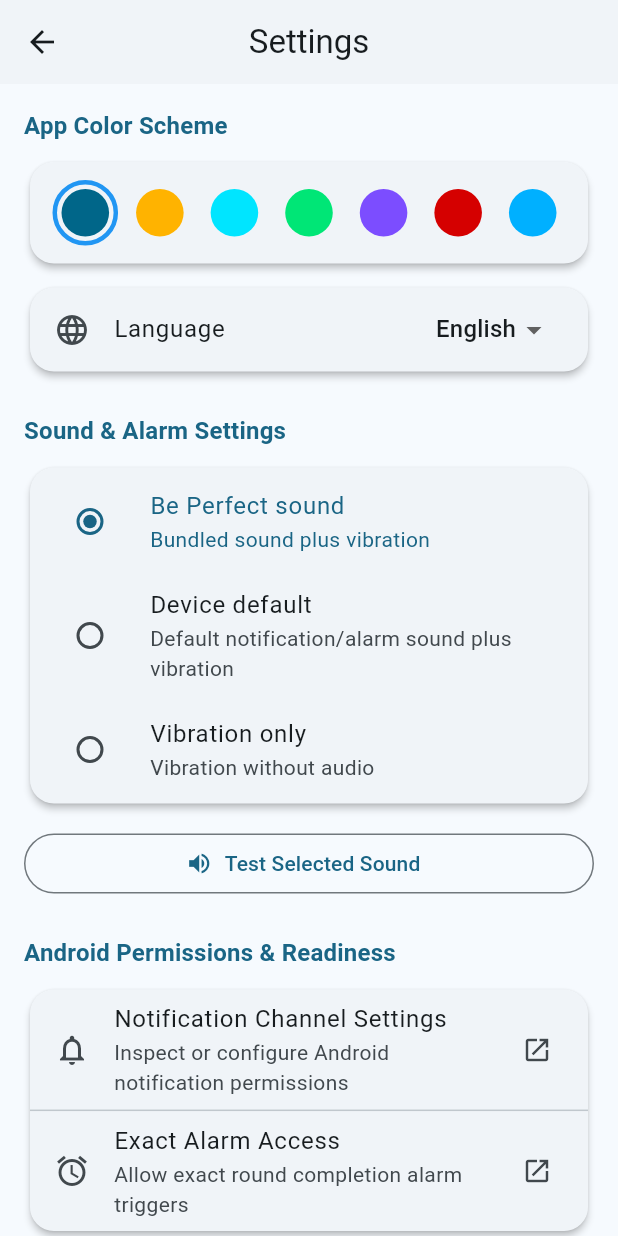
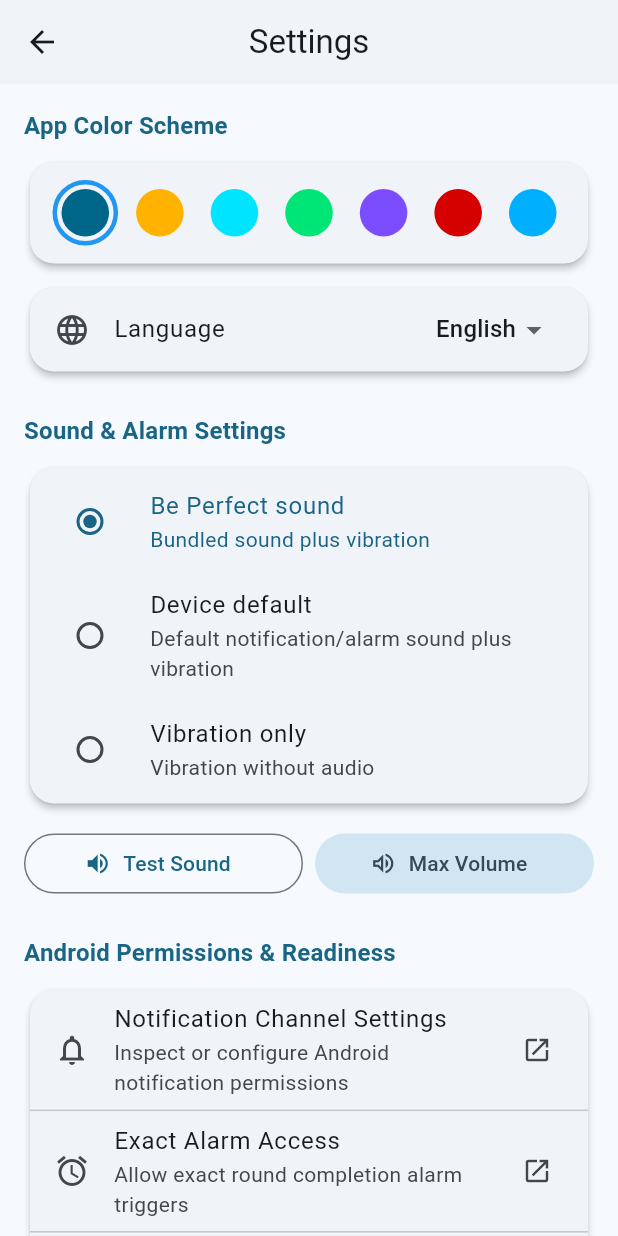
Before and after one commit to CyberBonk/Be-Perfect, a Flutter app: the screen it shows after launch, after a tap on the "settings" icon, on a phone screen of 412 x 824 dp. Run offline on Flutter 3.47's test engine with Material 3 defaults, Android fonts, the phone set to English and light mode, and no system bars; our stand-ins replace cloud_firestore, cloud_functions, firebase_auth, firebase_core, firebase_database, flutter_local_notifications and 4 more; missing offline and left inert: alarm, android_intent_plus, mobile_scanner, real_volume; accounts and stored records are empty.

Commit message:
Release v2.2.6: Bulletproof sound mode, volume enforcement & Huawei EMUI fix

```diff
--- /dev/null
+++ b/docs/releases/v2.2.6-SHA256SUMS.txt
@@ -0,0 +1,4 @@
+8a78cfe806ddfe97782a671caeace794e49b5ef24532f00820d7db42d97a2fa2  app-release.aab
+5b7a13d17995866a2fd58d60a05881343d61fdb443b82211ff257bd0acd23dd9  app-arm64-v8a-release.apk
+2a87e8cc915321d14439b2b1872924853619fa4f01e5590c2fd1818926323eeb  app-armeabi-v7a-release.apk
+6b13db6b4b491fab0aad2fe3c6b93d8b5ed7e82c7d9b17a8d41cfe460fa23624  app-x86_64-release.apk
--- a/lib/core/notifications/notification_channels.dart
+++ b/lib/core/notifications/notification_channels.dart
@@ -6,10 +6,10 @@ class NotificationChannels {
   static const String timerChannelDesc =
       'Ongoing silent event timer notification';
 
-  // v3 resets old OEM channel choices that were saved as vibration-only.
-  static const String announcementsChannelId = 'be_perfect_announcements_v3';
+  // v4 resets old OEM channel choices and guarantees loud audible announcements.
+  static const String announcementsChannelId = 'be_perfect_announcements_v4';
   static const String announcementsChannelName = 'Room announcements';
-  static const String standardChannelId = 'be_perfect_standard_v1';
+  static const String standardChannelId = 'be_perfect_standard_v2';
   static const String standardChannelName = 'Room updates';
 
   static Future<void> setupNotificationChannels(
@@ -32,13 +32,13 @@ class NotificationChannels {
       ),
     );
 
-    // 2. Announcements Channel
+    // 2. Announcements Channel (Highest Priority + Sound)
     await androidPlugin.createNotificationChannel(
       const AndroidNotificationChannel(
         announcementsChannelId,
         announcementsChannelName,
         description: 'Text announcements from the room controller',
-        importance: Importance.high,
+        importance: Importance.max,
         playSound: true,
         sound: RawResourceAndroidNotificationSound('be_perfect_round_alarm'),
         enableVibration: true,
@@ -50,7 +50,7 @@ class NotificationChannels {
         standardChannelId,
         standardChannelName,
         description: 'Normal room updates and time adjustments',
-        importance: Importance.high,
+        importance: Importance.max,
         playSound: true,
         enableVibration: true,
       ),
--- a/lib/features/rooms/join_room_dialog.dart
+++ b/lib/features/rooms/join_room_dialog.dart
@@ -1,8 +1,11 @@
+import 'dart:async';
 import 'package:flutter/material.dart';
 import 'package:flutter_riverpod/flutter_riverpod.dart';
 import '../../core/firebase/firebase_providers.dart';
 import '../../core/localization/app_locale.dart';
+import '../../core/models/sound_mode.dart';
 import '../../core/notifications/notification_service.dart';
+import '../../core/notifications/ringer_service.dart';
 import 'qr_scanner_page.dart';
 
 class JoinRoomDialog extends ConsumerStatefulWidget {
@@ -73,6 +76,9 @@ class _JoinRoomDialogState extends ConsumerState<JoinRoomDialog> {
       await ref.read(activeRoomPinProvider.notifier).update(null);
       await ref.read(userSectorNameProvider.notifier).update(res['sectorName']);
       await ref.read(activeRoomIdProvider.notifier).update(res['roomId']);
+      if (soundMode != SoundMode.vibrationOnly) {
+        unawaited(RingerService().forceSoundMode());
+      }
 
       if (mounted) {
         Navigator.of(context).pop();
--- a/lib/features/settings/settings_page.dart
+++ b/lib/features/settings/settings_page.dart
@@ -52,6 +52,27 @@ class _SettingsPageState extends ConsumerState<SettingsPage> {
           soundMode: soundMode,
           isArabic: context.isArabic,
         );
+  }
+
+  Future<void> _maximizeVolume() async {
+    await RingerService().forceSoundMode();
+    if (mounted) {
+      ScaffoldMessenger.of(context).showSnackBar(
+        SnackBar(
+          content: Text(
+            context.tr(
+              'Sound mode enabled and volume set to maximum.',
+              'تم تفعيل وضع الصوت وضبط مستوى الصوت على الحد الأقصى.',
+            ),
+          ),
+          duration: const Duration(seconds: 2),
+        ),
+      );
+    }
+  }
+
+  Future<void> _openDndSettings() async {
+    await RingerService().openDndSettings();
   }
 
   Future<void> _selectLanguage(String? languageCode) async {
@@ -227,12 +248,28 @@ class _SettingsPageState extends ConsumerState<SettingsPage> {
             ),
           ),
           const SizedBox(height: 12),
-          OutlinedButton.icon(
-            onPressed: () => _testSound(selectedSoundMode),
-            icon: const Icon(Icons.volume_up),
-            label: Text(
-              context.tr('Test Selected Sound', 'تجربة الصوت المحدد'),
-            ),
+          Row(
+            children: [
+              Expanded(
+                child: OutlinedButton.icon(
+                  onPressed: () => _testSound(selectedSoundMode),
+                  icon: const Icon(Icons.volume_up),
+                  label: Text(
+                    context.tr('Test Sound', 'تجربة الصوت'),
+                  ),
+                ),
+              ),
+              const SizedBox(width: 8),
+              Expanded(
+                child: FilledButton.tonalIcon(
+                  onPressed: _maximizeVolume,
+                  icon: const Icon(Icons.volume_up_outlined),
+                  label: Text(
+                    context.tr('Max Volume', 'أقصى صوت'),
+                  ),
+                ),
+              ),
+            ],
           ),
           const SizedBox(height: 24),
           Text(
@@ -280,6 +317,24 @@ class _SettingsPageState extends ConsumerState<SettingsPage> {
                   ),
                   trailing: const Icon(Icons.open_in_new, size: 20),
                   onTap: () => _openAndroidSettings(exactAlarm: true),
+                ),
+                const Divider(height: 1),
+                ListTile(
+                  leading: const Icon(Icons.do_not_disturb_on_outlined),
+                  title: Text(
+                    context.tr(
+                      'Do Not Disturb Access',
+                      'إذن تجاوز عدم الإزعاج',
+                    ),
+                  ),
+                  subtitle: Text(
+                    context.tr(
+                      'Allow auto-enabling sound mode & max volume on OEM skins',
+                      'السماح بضبط وضع الصوت والحد الأقصى تلقائيًا',
+                    ),
+                  ),
+                  trailing: const Icon(Icons.open_in_new, size: 20),
+                  onTap: _openDndSettings,
                 ),
               ],
             ),
--- a/pubspec.yaml
+++ b/pubspec.yaml
@@ -1,7 +1,7 @@
 name: be_perfect
 description: "Timer Be Perfect - Android event-coordination app for church student activities."
 publish_to: 'none'
-version: 2.2.5+6
+version: 2.2.6+7
 
 environment:
   sdk: '>=3.3.0 <4.0.0'
```
Also changed, not shown: lib/core/notifications/notification_service.dart (+10 -5 lines), lib/core/notifications/ringer_service.dart (+72 -3 lines), lib/features/timer/participant_timer_page.dart (+64 -0 lines), 3 other files.
